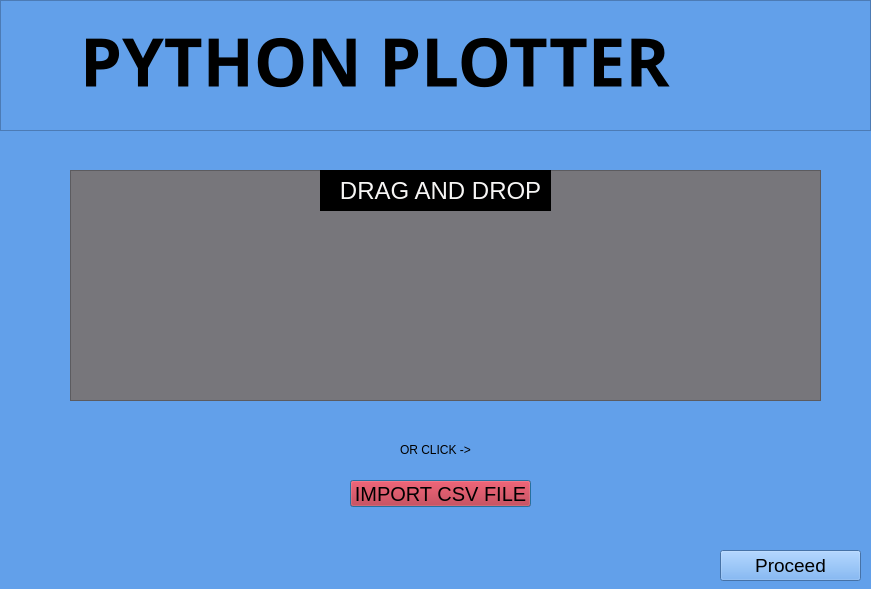
This is untitled.ui in architkuiya/Python_Plotter as Qt 5 draws it before an edit. The edited form follows.
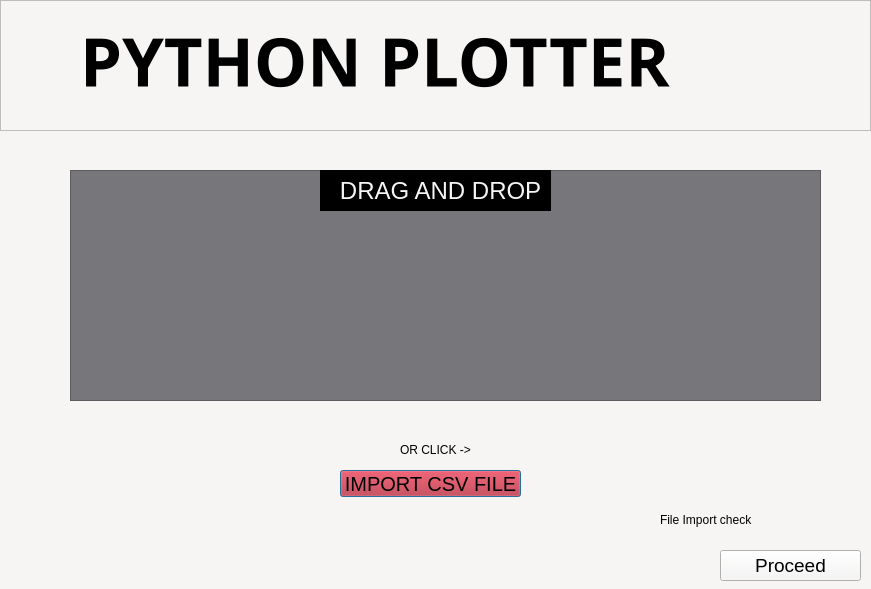
This is the edited form.

```diff
--- a/untitled.ui
+++ b/untitled.ui
@@ -14,7 +14,7 @@
    <string>Dialog</string>
   </property>
   <property name="styleSheet">
-   <string notr="true">background-color: rgb(98, 160, 234);</string>
+   <string notr="true">background-color: rgb(246, 245, 244);</string>
   </property>
   <widget class="QColumnView" name="columnView_2">
    <property name="geometry">
@@ -105,8 +105,8 @@
   <widget class="QPushButton" name="importing">
    <property name="geometry">
     <rect>
-     <x>350</x>
-     <y>480</y>
+     <x>340</x>
+     <y>470</y>
      <width>181</width>
      <height>27</height>
     </rect>
@@ -154,6 +154,19 @@
     <string>Proceed</string>
    </property>
   </widget>
+  <widget class="QLabel" name="label_5">
+   <property name="geometry">
+    <rect>
+     <x>660</x>
+     <y>510</y>
+     <width>181</width>
+     <height>19</height>
+    </rect>
+   </property>
+   <property name="text">
+    <string>File Import check</string>
+   </property>
+  </widget>
  </widget>
  <resources/>
  <connections/>
```
